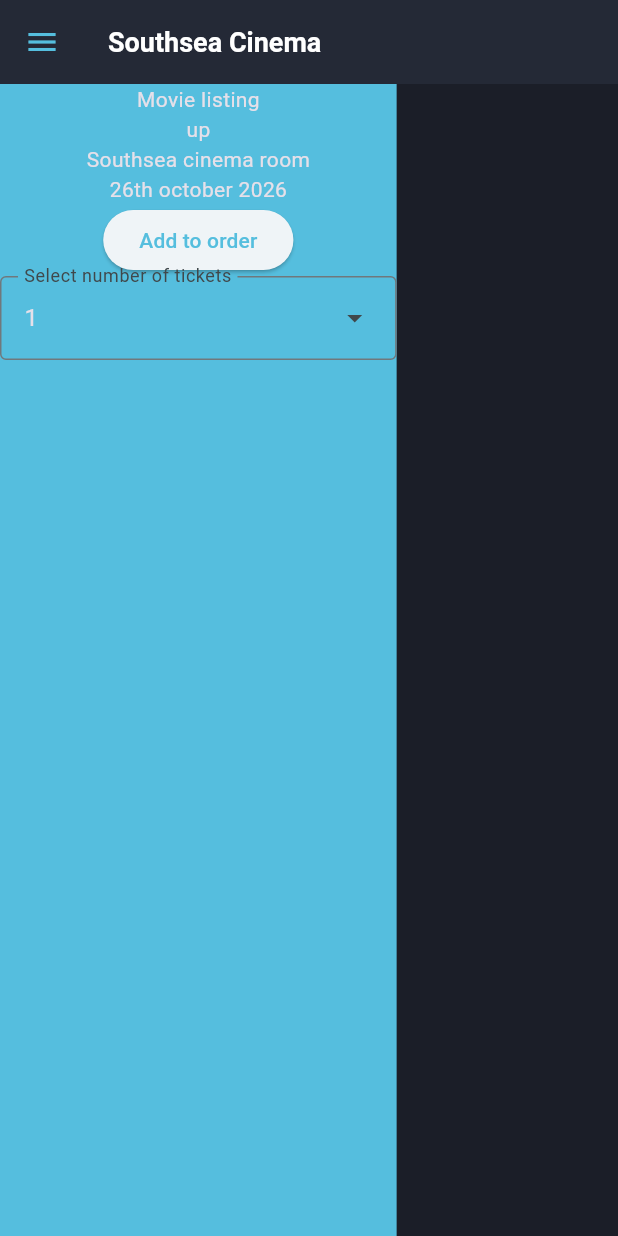
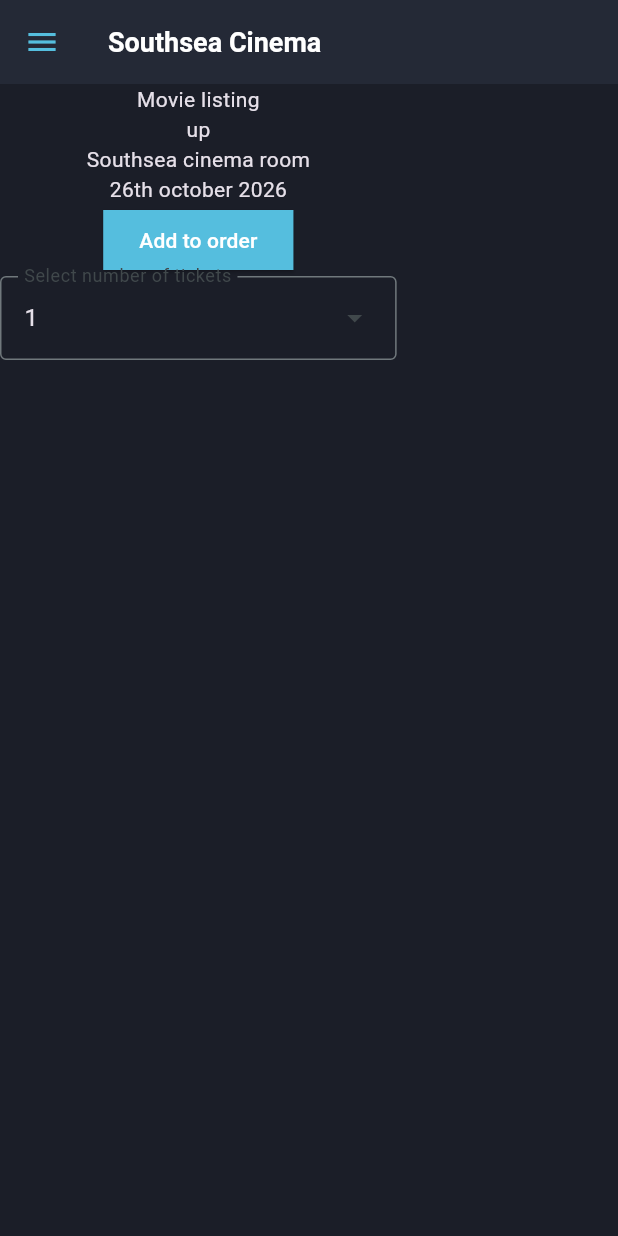
Before and after one commit to h-design1/southsea_cinema-main, a Flutter app: the screen it shows after launch, after a tap on "book now", on a phone screen of 412 x 824 dp. Run offline on Flutter 3.47's test engine with Material 3 defaults, Android fonts, the phone set to English and light mode, and no system bars.

Commit message:
Change background and used the primary button

```diff
--- a/lib/views/movie_listing.dart
+++ b/lib/views/movie_listing.dart
@@ -2,6 +2,7 @@ import 'package:flutter/material.dart';
 import 'package:southsea_cinema/constants.dart';
 import "package:southsea_cinema/models/movie.dart";
 import 'package:southsea_cinema/widgets/nav_drawer.dart';
+import 'package:southsea_cinema/widgets/primary_button.dart';
 
 class MovieListing extends StatefulWidget {
   final Movie movie;
@@ -26,18 +27,23 @@ class _MovieListingState extends State<MovieListing> {
       ),
       drawer: const NavDrawer(),
       body: Container(
-        color: cinemaBrand,
+        color: cinemaBackground,
         child: Column(children: [
           const Text("Movie listing"),
           Text(widget.movie.name),
           const Text("Southsea cinema room"),
           const Text("26th october 2026"),
-          ElevatedButton(
-            onPressed: () {
-              print("Add to order button pressed");
-            },
-            child: const Text("Add to order"),
-          ),
+          PrimaryButton(
+              label: "Add to order",
+              onPressed: () {
+                print("Add to order button pressed");
+              }),
+          // ElevatedButton(
+          //   onPressed: () {
+          //     print("Add to order button pressed");
+          //   },
+          //   child: const Text("Add to order"),
+          // ),
           DropdownMenu<int>(
             initialSelection: _ticketQuantity,
             label: const Text("Select number of tickets"),
```
